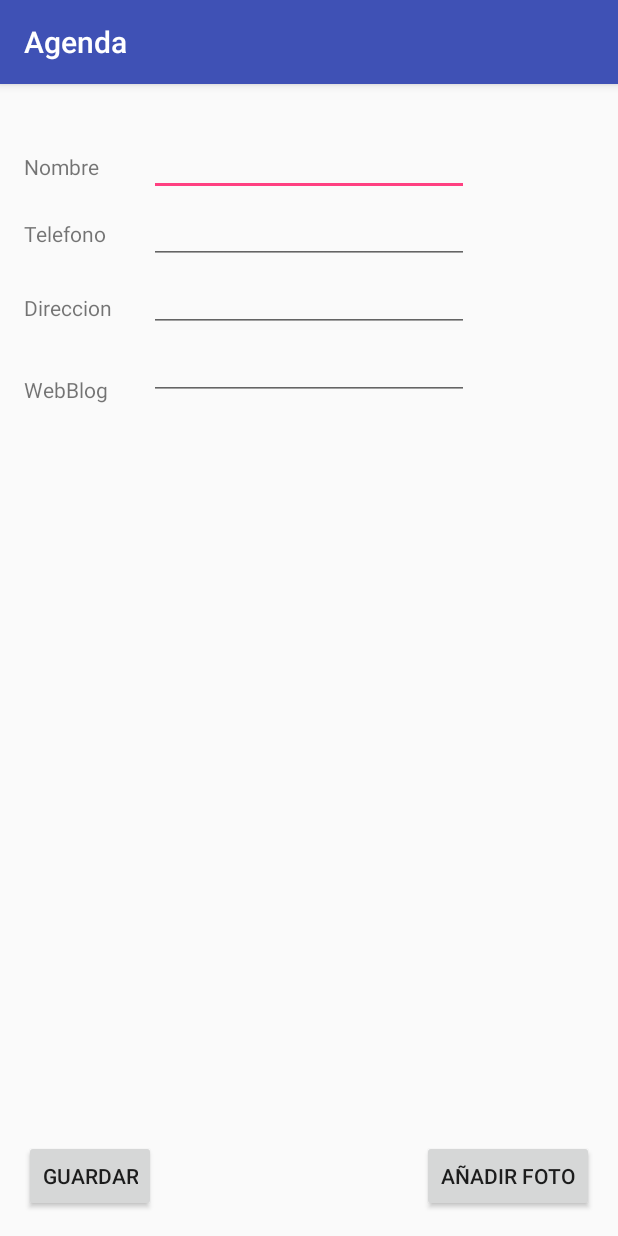
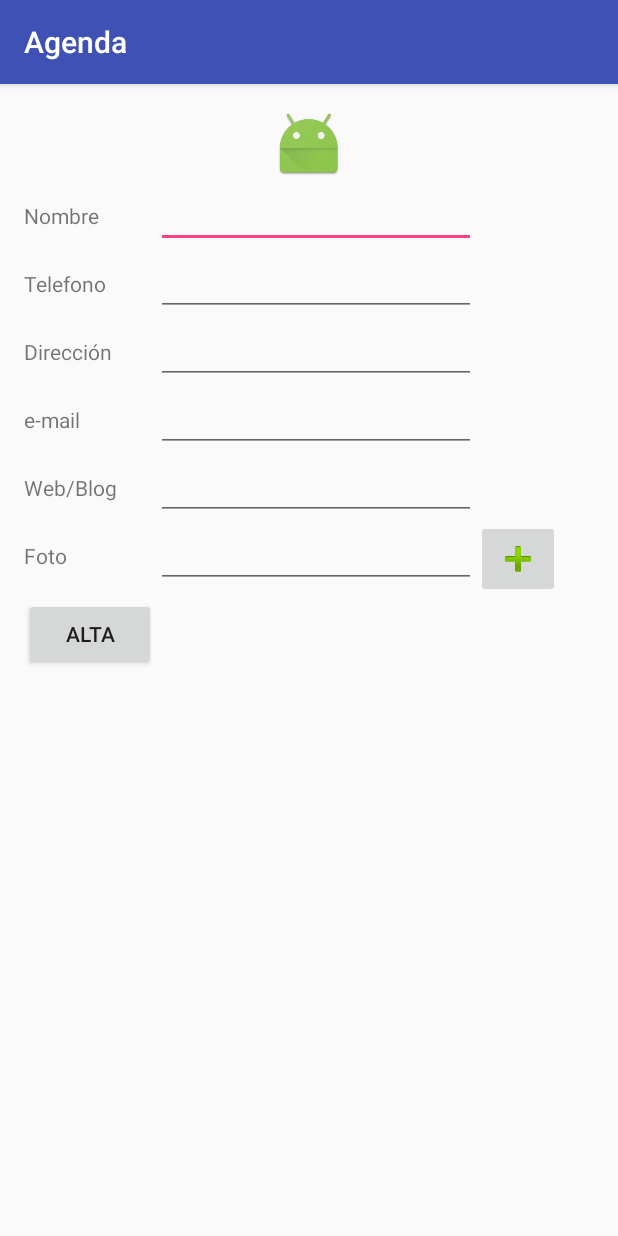
Before and after one commit to deividjg/Agenda, an Android app: the screen it shows after launch (NuevoActivity), after a tap on "Settings", on a phone screen of 412 x 824 dp. Run offline under Robolectric (Android 15) with nearby library versions, the phone set to English and light mode, and no system bars.

Commit message:
list view funcionando al completo con acceso a bd

```diff
--- a/app/src/main/java/com/example/david/agenda/Adaptador.java
+++ b/app/src/main/java/com/example/david/agenda/Adaptador.java
@@ -12,6 +12,8 @@ import android.widget.TextView;
 
 import java.io.File;
 import java.util.ArrayList;
+
+import static android.os.Environment.DIRECTORY_PICTURES;
 
 /**
  * Created by david on 03/12/2016.
@@ -51,9 +53,9 @@ public class Adaptador extends BaseAdapter {
         tvNombre.setText((CharSequence) lista.get(position).getNombre());
         TextView tvTelefono = (TextView) view.findViewById(R.id.tvTelefono);
         tvTelefono.setText(lista.get(position).getTelefono());
-        File imgFile = new File(Environment.getExternalStorageDirectory() + "/" + lista.get(position).getrFoto() + ".jpg");
+        File imgFile = new File(Environment.getExternalStorageDirectory().getAbsolutePath() + "/Fotos_Contactos", lista.get(position).getrFoto());
         if (imgFile.exists()) {
-            ImageView im = (ImageView) view.findViewById(R.id.ivFoto);
+            ImageView im = (ImageView) view.findViewById(R.id.iv);
             im.setImageBitmap(BitmapFactory.decodeFile(imgFile.getAbsolutePath()));
             im.setAdjustViewBounds(true);
         }
--- a/app/src/main/java/com/example/david/agenda/Contacto.java
+++ b/app/src/main/java/com/example/david/agenda/Contacto.java
@@ -10,12 +10,13 @@ public class Contacto implements Serializable {
 
     private static final long serialVersionUID = 1L;
     private long id;
-    private String nombre, direccion, webBlog, telefono,rFoto;
+    private String nombre, direccion, eMail, webBlog, telefono,rFoto;
 
-    public Contacto(long id, String nombre, String direccion, String webBlog, String telefono, String rFoto){
+    public Contacto(long id, String nombre, String direccion, String eMail, String webBlog, String telefono, String rFoto){
         this.id = id;
         this.nombre = nombre;
         this.direccion = direccion;
+        this.eMail = eMail;
         this.webBlog = webBlog;
         this.telefono = telefono;
         this.rFoto = rFoto;
--- a/app/src/main/java/com/example/david/agenda/MainActivity.java
+++ b/app/src/main/java/com/example/david/agenda/MainActivity.java
@@ -1,7 +1,6 @@
 package com.example.david.agenda;
 
 import android.content.Intent;
-import android.graphics.Bitmap;
 import android.os.Bundle;
 import android.support.v7.app.AppCompatActivity;
 import android.support.v7.widget.Toolbar;
@@ -10,7 +9,6 @@ import android.view.MenuItem;
 import android.widget.ListView;
 import android.widget.Toast;
 
-import java.io.File;
 import java.util.ArrayList;
 
 public class MainActivity extends AppCompatActivity {
@@ -18,8 +16,7 @@ public class MainActivity extends AppCompatActivity {
     static Adaptador a;
     static ArrayList<Contacto> arrayList = new ArrayList();
     ListView lv;
-    private static File path;
-    private static Bitmap bm;
+    BDContactos bd;
 
     @Override
     protected void onCreate(Bundle savedInstanceState) {
@@ -27,18 +24,11 @@ public class MainActivity extends AppCompatActivity {
         setContentView(R.layout.activity_main);
         Toolbar toolbar = (Toolbar) findViewById(R.id.toolbar);
         setSupportActionBar(toolbar);
+        bd = new BDContactos(getApplicationContext());
 
         lv = (ListView)findViewById(android.R.id.list);
-        Contacto cont1 = new Contacto(1, "Nombre1", "direc1", "webblog1", "telefono1", "foto1");
-        Contacto cont2 = new Contacto(2, "Nombre2", "direc2", "webblog2", "telefono2", "foto2");
-        Contacto cont3 = new Contacto(2, "Nombre2", "direc2", "webblog2", "telefono2", "foto3");
-        Contacto cont4 = new Contacto(2, "Nombre2", "direc2", "webblog2", "telefono2", "foto4");
-        Contacto cont5 = new Contacto(2, "Nombre2", "direc2", "webblog2", "telefono2", "foto5");
-        Contacto cont6 = new Contacto(2, "Nombre2", "direc2", "webblog2", "telefono2", "foto6");
-        arrayList.add(cont1);
-        arrayList.add(cont2);
-        arrayList.add(cont3);
 
+        arrayList = bd.consultarContactos();
         a = new Adaptador(this,arrayList);
         a.notifyDataSetChanged();
         lv.setAdapter(a);
@@ -81,4 +71,5 @@ public class MainActivity extends AppCompatActivity {
         a.notifyDataSetChanged();
         lv.setAdapter(a);
     }
+
 }
--- a/app/src/main/java/com/example/david/agenda/NuevoActivity.java
+++ b/app/src/main/java/com/example/david/agenda/NuevoActivity.java
@@ -5,6 +5,7 @@ import android.content.SharedPreferences;
 import android.graphics.Bitmap;
 import android.graphics.BitmapFactory;
 import android.net.Uri;
+import android.os.Environment;
 import android.support.v7.app.AppCompatActivity;
 import android.os.Bundle;
 import android.view.View;
@@ -34,10 +35,11 @@ public class NuevoActivity extends AppCompatActivity {
     private static Bitmap bm;
     private static ImageView iv;
     private static String fuente;
-    private static EditText etNombre;
+    private static EditText etNombre, etTelefono, etDireccion, etEmail, etWebBlog, etFoto;
     private static OutputStream os;
     private static File path;
     private static File fich_salida;
+    private static boolean fotoTomada;
 
     @Override
     protected void onCreate(Bundle savedInstanceState) {
@@ -47,19 +49,27 @@ public class NuevoActivity extends AppCompatActivity {
         idNuevoContacto = bd.nuevaID();
 
         iv = (ImageView)findViewById(R.id.imageView);
-        iv.setImageDrawable(null);
-        etNombre = (EditText)findViewById(R.id.editText);
+        etNombre = (EditText)findViewById(R.id.etNombre);
+        etTelefono = (EditText)findViewById(R.id.etTelefono);
+        etDireccion = (EditText)findViewById(R.id.etDireccion);
+        etEmail = (EditText)findViewById(R.id.etEmail);
+        etWebBlog = (EditText)findViewById(R.id.etWebBlog);
+        etFoto = (EditText)findViewById(R.id.etFoto);
+
+        fotoTomada = false;
 
         SharedPreferences prefs = getSharedPreferences("com.example.david.agenda_preferences",MODE_PRIVATE);
         fuente = prefs.getString("foto","galeria");
+
+        preparaDirectorio();
     }
 
-    protected void guardar(View v){
+    protected void alta(View v){
         if(iv.getDrawable() == null) {
             Toast.makeText(getApplicationContext(),"Ninguna foto que guardar", Toast.LENGTH_LONG).show();
         } else {
-            path = getExternalFilesDir(DIRECTORY_PICTURES);
-            fich_salida= new File(path, bd.nuevoNombreFoto());
+            path = Environment.getExternalStorageDirectory();
+            fich_salida= new File(path.getAbsolutePath() + "/Fotos_Contactos", bd.nuevoNombreFoto());
             try {
                 os = new FileOutputStream(fich_salida);
             } catch (FileNotFoundException e) {}
@@ -72,8 +82,19 @@ public class NuevoActivity extends AppCompatActivity {
             } catch (IOException e) {}
         }
 
-        bd.insertarContacto(idNuevoContacto, "David", "610049154", "Granada", "www.web.com", path.getAbsolutePath() + "/" + bd.nuevoNombreFoto());
-        Toast.makeText(getApplicationContext(),"Contacto guardado", Toast.LENGTH_LONG).show();
+        String nombre = etNombre.getText().toString();
+        String telefono = etTelefono.getText().toString();
+        String direccion = etDireccion.getText().toString();
+        String eMail = etEmail.getText().toString();
+        String webBlog = etWebBlog.getText().toString();
+
+        if(nombre.equals("")){
+            Toast.makeText(getApplicationContext(),"Debe asignar un nombre al contacto", Toast.LENGTH_LONG).show();
+        }else{
+            bd.insertarContacto(idNuevoContacto, nombre, telefono, direccion, eMail, webBlog, bd.nuevoNombreFoto());
+            Toast.makeText(getApplicationContext(),"Contacto guardado", Toast.LENGTH_LONG).show();
+            volver();
+        }
     }
 
     protected void añadirFoto(View v){
@@ -96,12 +117,24 @@ public class NuevoActivity extends AppCompatActivity {
                 bis = new BufferedInputStream(is);
                 bm = BitmapFactory.decodeStream(bis);
                 iv.setImageBitmap(bm);
+                etFoto.setText(bd.nuevoNombreFoto());
             } catch (FileNotFoundException e) {}
         }
         if (requestCode == ACT_CAMARA && resultCode == RESULT_OK) {
             bm = (Bitmap) data.getExtras().get("data");
             iv.setImageBitmap(bm);
+            etFoto.setText(bd.nuevoNombreFoto());
         }
     }
 
+    protected void volver(){
+        Intent intent = new Intent (this, MainActivity.class);
+        startActivity(intent);
+    }
+
+    protected void preparaDirectorio(){
+        File directorioFotos = new File(Environment.getExternalStorageDirectory().getAbsolutePath() + "/Fotos_Contactos");
+        if(!directorioFotos.exists())
+            directorioFotos.mkdir();
+    }
 }
--- a/app/src/main/res/layout/activity_nuevo.xml
+++ b/app/src/main/res/layout/activity_nuevo.xml
@@ -11,104 +11,149 @@
     android:paddingTop="@dimen/activity_vertical_margin"
     tools:context="com.example.david.agenda.NuevoActivity">
 
-    <Button
-        android:text="Guardar"
-        android:layout_width="wrap_content"
+    <LinearLayout
+        android:orientation="vertical"
+        android:layout_width="match_parent"
+        android:layout_height="match_parent">
+
+        <ImageView
+            android:layout_width="match_parent"
             android:layout_height="wrap_content"
-        android:layout_alignParentBottom="true"
-        android:layout_alignParentStart="true"
-        android:id="@+id/button"
-        android:onClick="guardar" />
+            app:srcCompat="@mipmap/ic_launcher"
+            android:id="@+id/imageView" />
+
+        <TableLayout
+            android:layout_width="match_parent"
+            android:layout_height="match_parent">
+
+            <TableRow
+                android:layout_width="match_parent"
+                android:layout_height="match_parent" >
 
                 <TextView
                     android:text="Nombre"
                     android:layout_width="wrap_content"
                     android:layout_height="wrap_content"
-        android:layout_marginTop="29dp"
-        android:id="@+id/textView"
-        android:layout_alignParentTop="true"
-        android:layout_alignParentStart="true" />
-
-    <TextView
-        android:text="Telefono"
-        android:layout_width="wrap_content"
-        android:layout_height="wrap_content"
-        android:layout_below="@+id/textView"
-        android:layout_alignParentStart="true"
-        android:layout_marginTop="25dp"
-        android:id="@+id/textView2" />
-
-    <TextView
-        android:text="Direccion"
-        android:layout_width="wrap_content"
-        android:layout_height="wrap_content"
-        android:layout_below="@+id/textView2"
-        android:layout_alignParentStart="true"
-        android:layout_marginTop="30dp"
-        android:id="@+id/textView3" />
-
-    <TextView
-        android:text="WebBlog"
-        android:layout_width="wrap_content"
-        android:layout_height="wrap_content"
-        android:layout_below="@+id/textView3"
-        android:layout_alignParentStart="true"
-        android:layout_marginTop="35dp"
-        android:id="@+id/textView4" />
-
-    <ImageView
-        android:layout_width="wrap_content"
-        android:layout_height="wrap_content"
-        app:srcCompat="@mipmap/ic_launcher"
-        android:id="@+id/imageView"
-        android:layout_above="@+id/button"
-        android:layout_centerHorizontal="true"
-        android:layout_marginBottom="81dp" />
+                    android:id="@+id/tvNombre" />
 
                 <EditText
                     android:layout_width="wrap_content"
                     android:layout_height="wrap_content"
                     android:inputType="textPersonName"
                     android:ems="10"
-        android:layout_alignParentTop="true"
-        android:layout_centerHorizontal="true"
-        android:layout_marginTop="13dp"
-        android:id="@+id/editText" />
+                    android:id="@+id/etNombre" />
+            </TableRow>
+
+            <TableRow
+                android:layout_width="match_parent"
+                android:layout_height="match_parent" >
+
+                <TextView
+                    android:text="Telefono"
+                    android:layout_width="wrap_content"
+                    android:layout_height="wrap_content"
+                    android:id="@+id/tvTelefono" />
+
+                <EditText
+                    android:layout_width="wrap_content"
+                    android:layout_height="wrap_content"
+                    android:inputType="phone"
+                    android:ems="10"
+                    android:id="@+id/etTelefono" />
+            </TableRow>
+
+            <TableRow
+                android:layout_width="match_parent"
+                android:layout_height="match_parent" >
+
+                <TextView
+                    android:text="Dirección"
+                    android:layout_width="wrap_content"
+                    android:layout_height="wrap_content"
+                    android:id="@+id/tvDireccion" />
+
+                <EditText
+                    android:layout_width="wrap_content"
+                    android:layout_height="wrap_content"
+                    android:inputType="textPostalAddress"
+                    android:ems="10"
+                    android:id="@+id/etDireccion" />
+
+            </TableRow>
+
+            <TableRow
+                android:layout_width="match_parent"
+                android:layout_height="match_parent" >
+
+                <TextView
+                    android:text="e-mail"
+                    android:layout_width="wrap_content"
+                    android:layout_height="wrap_content"
+                    android:id="@+id/tvEmail" />
+
+                <EditText
+                    android:layout_width="wrap_content"
+                    android:layout_height="wrap_content"
+                    android:inputType="textEmailAddress"
+                    android:ems="10"
+                    android:id="@+id/etEmail" />
+            </TableRow>
+
+            <TableRow
+                android:layout_width="match_parent"
+                android:layout_height="match_parent" >
+
+                <TextView
+                    android:text="Web/Blog"
+                    android:layout_width="wrap_content"
+                    android:layout_height="wrap_content"
+                    android:id="@+id/tvWebBlog" />
 
                 <EditText
                     android:layout_width="wrap_content"
                     android:layout_height="wrap_content"
                     android:inputType="textPersonName"
                     android:ems="10"
-        android:layout_below="@+id/editText"
-        android:layout_alignStart="@+id/editText"
-        android:id="@+id/editText2" />
+                    android:id="@+id/etWebBlog" />
+            </TableRow>
+
+            <TableRow
+                android:layout_width="match_parent"
+                android:layout_height="match_parent" >
+
+                <TextView
+                    android:text="Foto"
+                    android:layout_width="wrap_content"
+                    android:layout_height="wrap_content"
+                    android:id="@+id/tvFoto" />
 
                 <EditText
                     android:layout_width="wrap_content"
                     android:layout_height="wrap_content"
                     android:inputType="textPersonName"
                     android:ems="10"
-        android:layout_below="@+id/editText2"
-        android:layout_alignStart="@+id/editText2"
-        android:id="@+id/editText3" />
+                    android:id="@+id/etFoto" />
 
-    <EditText
+                <ImageButton
                     android:layout_width="wrap_content"
                     android:layout_height="wrap_content"
-        android:inputType="textPersonName"
-        android:ems="10"
-        android:layout_below="@+id/editText3"
-        android:layout_alignStart="@+id/editText3"
-        android:id="@+id/editText4" />
+                    app:srcCompat="@android:drawable/ic_input_add"
+                    android:id="@+id/btnAñadir"
+                    android:onClick="añadirFoto"/>
+            </TableRow>
+
+            <TableRow
+                android:layout_width="match_parent"
+                android:layout_height="match_parent" >
 
                 <Button
-        android:text="Añadir Foto"
+                    android:text="Alta"
                     android:layout_width="wrap_content"
                     android:layout_height="wrap_content"
-        android:id="@+id/button2"
-        android:onClick="añadirFoto"
-        android:layout_alignParentBottom="true"
-        android:layout_alignParentEnd="true" />
+                    android:id="@+id/btnAlta"
+                    android:onClick="alta"/>
+            </TableRow>
+        </TableLayout>
+    </LinearLayout>
 
 </RelativeLayout>
--- a/app/src/main/res/layout/item.xml
+++ b/app/src/main/res/layout/item.xml
@@ -3,7 +3,7 @@
     android:layout_width="fill_parent"
     android:layout_height="?android:attr/listPreferredItemHeight" >
     <ImageView
-        android:id="@+id/ivFoto"
+        android:id="@+id/iv"
         android:layout_width="?android:attr/listPreferredItemHeight"
         android:layout_height="fill_parent"
         android:layout_alignParentLeft="true"
@@ -14,7 +14,7 @@
         android:layout_width="fill_parent"
         android:layout_height="wrap_content"
         android:layout_alignParentTop="true"
-        android:layout_toRightOf="@id/ivFoto"
+        android:layout_toRightOf="@id/iv"
         android:singleLine="true"
         android:text="Nombre"
         android:textAppearance="?android:attr/textAppearanceMedium"
@@ -30,5 +30,5 @@
         android:layout_alignParentBottom="true"
         android:layout_alignParentEnd="true"
         android:layout_marginBottom="10dp"
-        android:layout_toEndOf="@+id/ivFoto" />
+        android:layout_toEndOf="@+id/iv" />
 </RelativeLayout>
```
Also changed, not shown: app/src/main/java/com/example/david/agenda/BDContactos.java (+52 -24 lines). Lines whose indentation alone changed are shown as unchanged.
